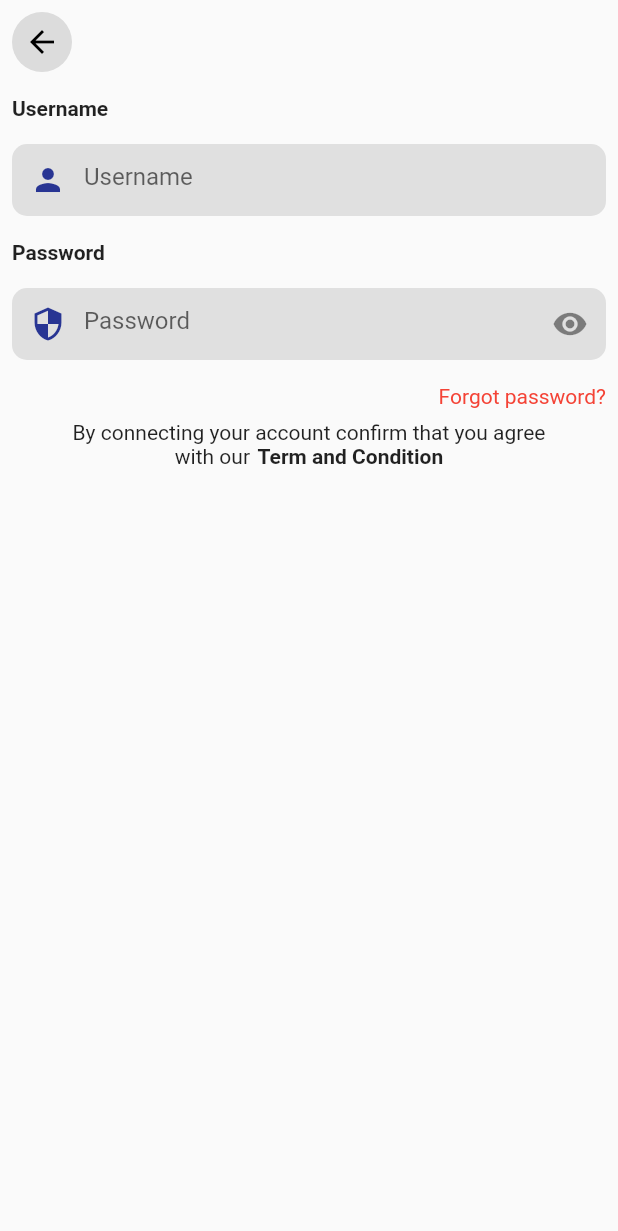
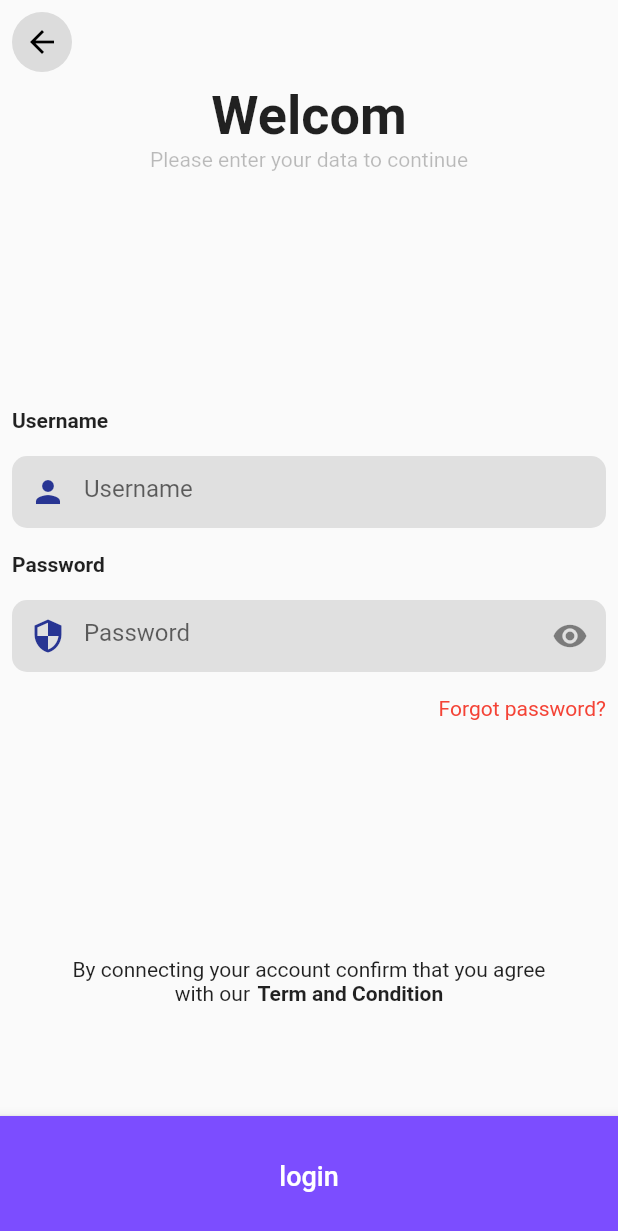
Before and after one commit to Ananbaludsamy/my-shopping-project, a Flutter app: the screen it shows after launch, after a tap on "SignIn", on a phone screen of 412 x 824 dp. Shown: the top 1231 px of the screen. Run offline on Flutter 3.47's test engine with Material 2 defaults, Android fonts, the phone set to English and light mode, and no system bars; our stand-ins replace font_awesome_flutter, get.

Commit message:
Your message

```diff
--- a/lib/page/Login.dart
+++ b/lib/page/Login.dart
@@ -42,10 +42,30 @@ class _LoginPageState extends State<LoginPage> {
         elevation: 0.0,
       ),
       body: SingleChildScrollView(
-        child: Container(
         child: Column(
+          mainAxisAlignment: MainAxisAlignment.center,
           crossAxisAlignment: CrossAxisAlignment.start,
-            children: [
+          children: <Widget>[
+            Center(
+              child: Text(
+                "Welcom",
+                style: TextStyle(
+                  fontSize: 36,
+                  fontWeight: FontWeight.bold,
+                ),
+              ),
+            ),
+            Center(
+              child: Text(
+                "Please enter your data to continue",
+                style: TextStyle(
+                  color: Colors.black26,
+                ),
+              ),
+            ),
+            SizedBox(
+              height: 150,
+            ),
             Padding(
               padding: const EdgeInsets.all(8.0),
               child: Text(
@@ -143,6 +163,9 @@ class _LoginPageState extends State<LoginPage> {
                 ],
               ),
             ),
+            SizedBox(
+              height: 150,
+            ),
             Column(
               crossAxisAlignment: CrossAxisAlignment.center,
               children: [
@@ -171,6 +194,32 @@ class _LoginPageState extends State<LoginPage> {
           ],
         ),
       ),
+      bottomNavigationBar: BottomAppBar(
+        child: ElevatedButton(
+          style: ElevatedButton.styleFrom(
+            backgroundColor: Colors.deepPurpleAccent,
+            shape: RoundedRectangleBorder(
+              borderRadius: BorderRadius.circular(
+                0,
+              ),
+            ),
+            minimumSize: Size(0, 80),
+          ),
+          onPressed: () => Get.toNamed(
+            '/home',
+          ),
+          child: Row(
+            mainAxisAlignment: MainAxisAlignment.center,
+            children: <Widget>[
+              Text(
+                "login",
+                style: TextStyle(
+                  fontSize: 18,
+                ),
+              ),
+            ],
+          ),
+        ),
       ),
     );
   }
--- a/lib/router/router.dart
+++ b/lib/router/router.dart
@@ -1,10 +1,12 @@
 import 'package:get/get.dart';
 import 'package:shopping/page/Login.dart';
 import 'package:shopping/page/dashboard.dart';
+import 'package:shopping/page/home/home.dart';
 import 'package:shopping/page/register.dart';
 
 routes() => [
       GetPage(name: "/dashboard", page: () => const DashboardPage()),
       GetPage(name: "/register", page: () => const RegisterPage()),
       GetPage(name: "/login", page: () => const LoginPage()),
+      GetPage(name: "/home", page: () => const Home_Page()),
     ];
--- a/pubspec.yaml
+++ b/pubspec.yaml
@@ -62,8 +62,8 @@ flutter:
   uses-material-design: true
 
   # To add assets to your application, add an assets section, like this:
-  # assets:
-  #   - images/a_dot_burr.jpeg
+  assets:
+    - assets/icon/
   #   - images/a_dot_ham.jpeg
 
   # An image asset can refer to one or more resolution-specific "variants", see
```
Also changed, not shown: lib/page/home/home.dart (added, +57 -0 lines), assets/icon/menu-bar.png (added), assets/icon/shop.png (added). Lines whose indentation alone changed are shown as unchanged.
